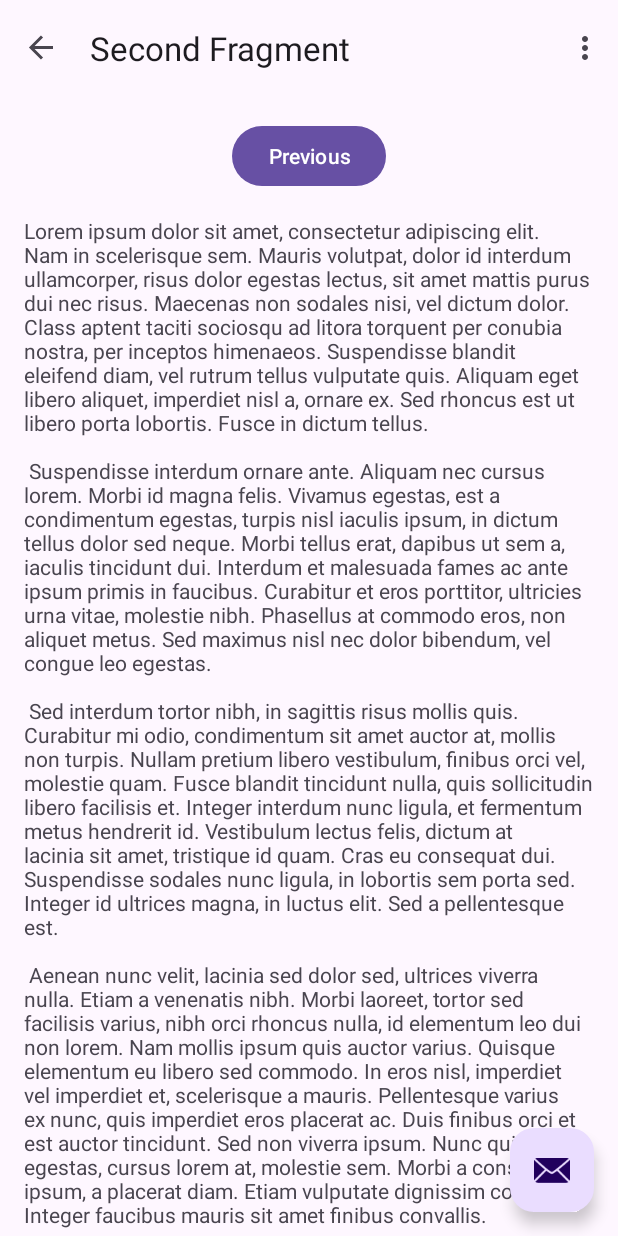
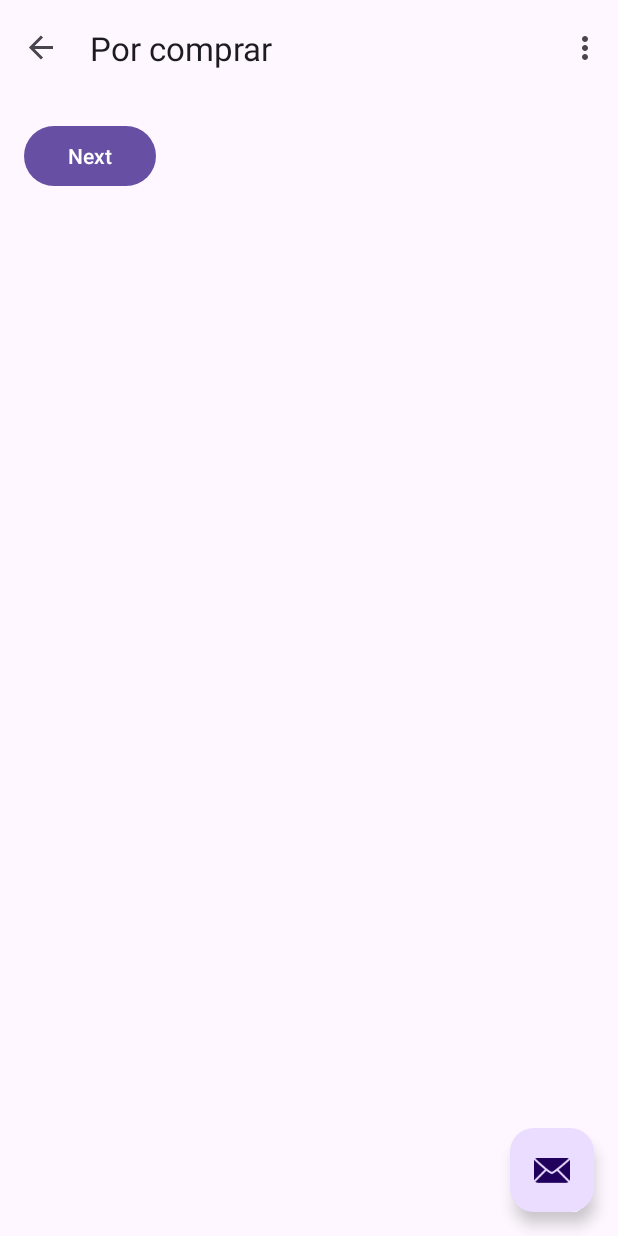
Before and after one commit to hilariarb/inventario-android, an Android app: the SecondFragment screen opened through its navigation route, on a phone screen of 412 x 824 dp. Run offline under Robolectric (Android 15) with nearby library versions, the phone set to English and light mode, and no system bars; our stand-ins replace Firebase (no records; nobody signed in at launch, a user with empty details on screens opened directly), navigation-ui.

Commit message:
mostrar en los dos fragmentos + navegacion

```diff
--- /dev/null
+++ b/app/src/main/java/com/example/inventario_android/FirstFragment.java
@@ -0,0 +1,106 @@
+package com.example.inventario_android;
+
+import android.os.Bundle;
+import android.util.Log;
+import android.view.LayoutInflater;
+import android.view.View;
+import android.view.ViewGroup;
+import android.widget.Toast;
+import androidx.annotation.NonNull;
+import androidx.fragment.app.Fragment;
+import androidx.navigation.fragment.NavHostFragment;
+import androidx.recyclerview.widget.LinearLayoutManager;
+import androidx.recyclerview.widget.RecyclerView;
+import com.example.inventario_android.conexion_bd.DB_Conexion;
+import com.example.inventario_android.conexion_bd.Producto;
+import com.example.inventario_android.databinding.FragmentFirstBinding;
+import com.google.firebase.firestore.FirebaseFirestore;
+
+import java.util.LinkedList;
+import java.util.List;
+
+public class FirstFragment extends Fragment {
+
+    private FragmentFirstBinding binding;
+    private static final String TAG = "INVENTARIO";
+    private FirebaseFirestore db;
+    private ProductoAdapter productoAdapter;
+
+    @Override
+    public View onCreateView(@NonNull LayoutInflater inflater, ViewGroup container, Bundle savedInstanceState) {
+        binding = FragmentFirstBinding.inflate(inflater, container, false);
+        db = DB_Conexion.crearConexion();
+        setupRecyclerView();
+
+        return binding.getRoot();
+    }
+
+    public void onViewCreated(@NonNull View view, Bundle savedInstanceState) {
+        super.onViewCreated(view, savedInstanceState);
+
+        binding.buttonInventario.setOnClickListener(v ->
+                NavHostFragment.findNavController(FirstFragment.this)
+                        .navigate(R.id.action_FirstFragment_to_SecondFragment));
+
+        // PRUEBA
+        //cargarTodos();
+
+        cargarInventario();
+    }
+
+    private void setupRecyclerView() {
+        RecyclerView recyclerView = binding.recyclerViewProductos;
+        productoAdapter = new ProductoAdapter();
+        recyclerView.setAdapter(productoAdapter);
+        recyclerView.setLayoutManager(new LinearLayoutManager(getContext()));
+    }
+
+    private void cargarTodos() {
+        DB_Conexion.getLista(db, new DB_Conexion.ListaCallback() {
+            @Override
+            public void onListaCargada(List<Producto> productos) {
+                Log.d(TAG, "Recibidos " + productos.size() + " items");
+                if (productoAdapter != null) {
+                    productoAdapter.setProductos(productos);
+                }
+                DB_Conexion.mostrar(productos);
+            }
+
+            @Override
+            public void onError(Exception e) {
+                Log.e(TAG, "Error al cargar la lista desde la db: ", e);
+                Toast.makeText(getContext(), "Error al cargar los datos", Toast.LENGTH_SHORT).show();
+            }
+        });
+    }
+
+    private void cargarInventario() {
+        List<Producto> aux = new LinkedList<>();
+        DB_Conexion.getLista(db, new DB_Conexion.ListaCallback() {
+            @Override
+            public void onListaCargada(List<Producto> productos) {
+                if (productoAdapter != null) {
+                    for (Producto prod : productos) {
+                        if (prod.isInventario()) {
+                            aux.add(prod);
+                        }
+                    }
+                    productoAdapter.setProductos(aux);
+                }
+                DB_Conexion.mostrar(aux);
+            }
+
+            @Override
+            public void onError(Exception e) {
+                Log.e(TAG, "Error al cargar la lista desde la db: ", e);
+                Toast.makeText(getContext(), "Error al cargar los datos", Toast.LENGTH_SHORT).show();
+            }
+        });
+    }
+
+    @Override
+    public void onDestroyView() {
+        super.onDestroyView();
+        binding = null;
+    }
+}
--- /dev/null
+++ b/app/src/main/java/com/example/inventario_android/ProductoAdapter.java
@@ -0,0 +1,60 @@
+package com.example.inventario_android;
+
+import android.view.LayoutInflater;
+import android.view.View;
+import android.view.ViewGroup;
+import android.widget.CheckBox;
+import android.widget.TextView;
+import androidx.annotation.NonNull;
+import androidx.recyclerview.widget.RecyclerView;
+import com.example.inventario_android.conexion_bd.Producto;
+import java.util.ArrayList;
+import java.util.List;
+
+public class ProductoAdapter extends RecyclerView.Adapter<ProductoAdapter.ProductoViewHolder> {
+
+    private List<Producto> productos = new ArrayList<>();
+
+    public static class ProductoViewHolder extends RecyclerView.ViewHolder {
+        TextView nombreTextView;
+        TextView descripcionTextView;
+        CheckBox inventarioCheckBox;
+        CheckBox porComprarCheckBox;
+
+        public ProductoViewHolder(@NonNull View itemView) {
+            super(itemView);
+            nombreTextView = itemView.findViewById(R.id.tv_nombre_producto);
+            descripcionTextView = itemView.findViewById(R.id.tv_descripcion_producto);
+            inventarioCheckBox = itemView.findViewById(R.id.cb_en_inventario);
+            porComprarCheckBox = itemView.findViewById(R.id.cb_por_comprar);
+        }
+    }
+
+    @NonNull
+    @Override
+    public ProductoViewHolder onCreateViewHolder(@NonNull ViewGroup parent, int viewType) {
+        View view = LayoutInflater.from(parent.getContext())
+                .inflate(R.layout.producto, parent, false);
+        return new ProductoViewHolder(view);
+    }
+
+    @Override
+    public void onBindViewHolder(@NonNull ProductoViewHolder holder, int position) {
+        Producto productoActual = productos.get(position);
+
+        holder.nombreTextView.setText(productoActual.getNombre());
+        holder.descripcionTextView.setText(productoActual.getDescripcion());
+        holder.inventarioCheckBox.setChecked(productoActual.isInventario());
+        holder.porComprarCheckBox.setChecked(productoActual.isPor_comprar());
+    }
+
+    @Override
+    public int getItemCount() {
+        return productos.size();
+    }
+
+    public void setProductos(List<Producto> nuevosProductos) {
+        this.productos = nuevosProductos;
+        notifyDataSetChanged();
+    }
+}
--- /dev/null
+++ b/app/src/main/java/com/example/inventario_android/SecondFragment.java
@@ -0,0 +1,85 @@
+package com.example.inventario_android;
+
+import android.os.Bundle;
+import android.util.Log;
+import android.view.LayoutInflater;
+import android.view.View;
+import android.view.ViewGroup;
+import android.widget.Toast;
+import androidx.annotation.NonNull;
+import androidx.fragment.app.Fragment;
+import androidx.navigation.fragment.NavHostFragment;
+import androidx.recyclerview.widget.LinearLayoutManager;
+import androidx.recyclerview.widget.RecyclerView;
+import com.example.inventario_android.conexion_bd.DB_Conexion;
+import com.example.inventario_android.conexion_bd.Producto;
+import com.example.inventario_android.databinding.FragmentFirstBinding;
+import com.example.inventario_android.databinding.FragmentSecondBinding;
+import com.google.firebase.firestore.FirebaseFirestore;
+
+import java.util.LinkedList;
+import java.util.List;
+
+public class SecondFragment extends Fragment {
+
+    private FragmentSecondBinding binding;
+    private static final String TAG = "POR COMPRAR";
+    private FirebaseFirestore db;
+    private ProductoAdapter productoAdapter;
+
+    @Override
+    public View onCreateView(@NonNull LayoutInflater inflater, ViewGroup container, Bundle savedInstanceState) {
+        binding = FragmentSecondBinding.inflate(inflater, container, false);
+        db = DB_Conexion.crearConexion();
+        setupRecyclerView();
+
+        return binding.getRoot();
+    }
+
+    public void onViewCreated(@NonNull View view, Bundle savedInstanceState) {
+        super.onViewCreated(view, savedInstanceState);
+
+        binding.buttonComprar.setOnClickListener(v ->
+                NavHostFragment.findNavController(SecondFragment.this)
+                        .navigate(R.id.action_SecondFragment_to_FirstFragment));
+
+        cargarCompra();
+    }
+
+    private void setupRecyclerView() {
+        RecyclerView recyclerView = binding.recyclerViewProductos;
+        productoAdapter = new ProductoAdapter();
+        recyclerView.setAdapter(productoAdapter);
+        recyclerView.setLayoutManager(new LinearLayoutManager(getContext()));
+    }
+
+    private void cargarCompra() {
+        List<Producto> aux = new LinkedList<>();
+        DB_Conexion.getLista(db, new DB_Conexion.ListaCallback() {
+            @Override
+            public void onListaCargada(List<Producto> productos) {
+                if (productoAdapter != null) {
+                    for (Producto prod : productos) {
+                        if (prod.isPor_comprar()) {
+                            aux.add(prod);
+                        }
+                    }
+                    productoAdapter.setProductos(aux);
+                }
+                DB_Conexion.mostrar(aux);
+            }
+
+            @Override
+            public void onError(Exception e) {
+                Log.e(TAG, "Error al cargar la lista desde la db: ", e);
+                Toast.makeText(getContext(), "Error al cargar los datos", Toast.LENGTH_SHORT).show();
+            }
+        });
+    }
+
+    @Override
+    public void onDestroyView() {
+        super.onDestroyView();
+        binding = null;
+    }
+}
--- a/app/src/main/java/com/example/inventario_android/conexion_bd/DB_Conexion.java
+++ b/app/src/main/java/com/example/inventario_android/conexion_bd/DB_Conexion.java
@@ -1,133 +1,81 @@
 package com.example.inventario_android.conexion_bd;
 
 import android.util.Log;
-
-import com.google.firebase.firestore.DocumentReference;
 import com.google.firebase.firestore.FirebaseFirestore;
 import com.google.firebase.firestore.QueryDocumentSnapshot;
-
-import java.util.HashMap;
+import com.google.firebase.firestore.QuerySnapshot;
 import java.util.LinkedList;
 import java.util.List;
-import java.util.Map;
 
 public class DB_Conexion {
-    private static final String TAG = "Conexion Firebase";
+    private static final String TAG = "CONEXION FIREBASE";
     private static final String COLECCION = "nombres";
+
+    public interface ListaCallback {
+        void onListaCargada(List<Producto> productos);
+        void onError(Exception e);
+    }
 
     public static FirebaseFirestore crearConexion(){
         return FirebaseFirestore.getInstance();
     }
     public static void cerrarConexion(FirebaseFirestore db){
-        if(db==null){
-            Log.d(TAG,"No se ha creado la conexión.");
-        }else{
-            db.terminate();
-            Log.d(TAG,"Conexión cerrada.");
+        if(db != null){
+            db.terminate().addOnCompleteListener(task -> Log.d(TAG, "Conexión cerrada"));
         }
     }
 
-    public static List<Producto> obtener(FirebaseFirestore db) {
-        LinkedList<Producto> datos = new LinkedList<>();
-
+    public static void getLista(FirebaseFirestore db, final ListaCallback callback) {
         db.collection(COLECCION)
                 .get()
                 .addOnCompleteListener(task -> {
                     if (task.isSuccessful()) {
-                        if (task.getResult().isEmpty()) {
-                            Log.d(TAG, "Colección vacía.");
-                            return;
+                        List<Producto> items = new LinkedList<>();
+                        QuerySnapshot querySnapshot = task.getResult();
+
+                        if (querySnapshot != null && !querySnapshot.isEmpty()) {
+                            for (QueryDocumentSnapshot document : querySnapshot) {
+                                Producto prod = crearProductoDesdeDocumento(document);
+                                if (prod != null) {
+                                    items.add(prod);
+                                }
+                            }
+                            Log.d(TAG, items.size() + " items.");
+                        } else {
+                            Log.d(TAG, "La colección vacia.");
                         }
-
-                        Log.d(TAG, "[ " + task.getResult().size() + " documentos obtenidos ]");
-
-                        for (QueryDocumentSnapshot document : task.getResult()) {
-                            Producto prod = crearProducto(document);
-                            if(prod!=null){
-                                datos.add(prod);
-                            }
-                        }
-
+                        callback.onListaCargada(items);
                     } else {
-                        Log.w(TAG, "ERROR al obtener documentos.", task.getException());
-                        return;
+                        Log.e(TAG, "Error al cargar la lista desde la db: ", task.getException());
+                        callback.onError(task.getException());
                     }
                 });
-        return datos;
     }
 
-    public static void crearDocumento(FirebaseFirestore db, Producto producto){
-        Map<String, Object> mapa = new HashMap<>();
-        String id = "";
-        mapa.put("nombre", producto.getNombre());
-        mapa.put("descripcion", producto.getDescripcion());
-        mapa.put("inventario", producto.isInventario());
-        mapa.put("por_comprar", producto.isPor_comprar());
-
-        /* ---- INSERTAR CON ID AUTOGENERADO
-        db.collection(COLECCION)
-                .add(mapa) // .add() crea un documento con un ID automático
-                .addOnSuccessListener(documentReference -> Log.d(TAG, "Documento creado con ID: " + documentReference.getId()))
-                .addOnFailureListener(e -> Log.w(TAG, "Error al crear documento", e));
-        */
-
-        // ----- INSERTAR CON ID PERSONALIZADO
-        db.collection(COLECCION)
-                .document(producto.getId())
-                .set(mapa)
-                .addOnSuccessListener(aVoid -> {
-                    Log.d(TAG, "Documento creado: " + producto.getId());
-                })
-                .addOnFailureListener(e -> Log.w(TAG, "Error al crear documento", e));
-    }
-
-    public static void actualizar(FirebaseFirestore db, Producto producto){
-        DocumentReference docu = db.collection(COLECCION).document(producto.getId());
-        if(producto.getId() == null || producto.getId().isEmpty()){
-            Log.e(TAG, "No se ha obtenido correctamente el producto de referencia. ID vacio o nulo");
-        }else{
-            Map<String, Object> updates = new HashMap<>();
-            updates.put("nombre", producto.getNombre());
-            updates.put("descripcion", producto.getDescripcion());
-            updates.put("inventario", producto.isInventario());
-            updates.put("por_comprar", producto.isPor_comprar());docu.update(updates)
-                    .addOnSuccessListener(aVoid -> Log.d(TAG, "Documento ID=" + producto.getId()
-                            + " actualizado."))
-                    .addOnFailureListener(e -> Log.w(TAG, "Error al actualizar documento", e));
+    private static Producto crearProductoDesdeDocumento(QueryDocumentSnapshot docu){
+        try {
+            return new Producto(
+                    docu.getId(),
+                    docu.getString("nombre"),
+                    docu.getString("descripcion"),
+                    docu.getBoolean("inventario"),
+                    docu.getBoolean("por_comprar")
+            );
+        } catch (Exception e) {
+            Log.e(TAG, "Error al parsear documento " + docu.getId(), e);
+            return null;
         }
     }
 
-    public static void eliminar(FirebaseFirestore db, Producto producto){
-        if (producto.getId() == null || producto.getId().isEmpty()) {
-            Log.e(TAG, "No se ha obtenido correctamente el producto de referencia. ID vacio o nulo");
+    public static void mostrar(List<Producto> datos){
+        if (datos == null || datos.isEmpty()) {
+            Log.d(TAG, "No hay datos para mostrar.");
             return;
         }
-
-        db.collection(COLECCION).document(producto.getId()).delete()
-                .addOnSuccessListener(aVoid ->
-                        Log.d(TAG, "Documento " + producto.getId() + " eliminado."))
-                .addOnFailureListener(e -> Log.w(TAG, "Error al eliminar documento", e));
-    }
-
-
-    private static Producto crearProducto(QueryDocumentSnapshot docu){
-        Producto producto = null;
-        Log.d(TAG, "Documento: " + docu.getId() + ": " + docu.getData());
-        if(!docu.getData().isEmpty()){
-            producto = new Producto( docu.getId(),
-                    docu.getData().get("nombre").toString(),
-                    docu.getData().get("descripcion").toString(),
-                    Boolean.parseBoolean(docu.getData().get("inventario").toString()),
-                    Boolean.parseBoolean(docu.getData().get("por_comprar").toString()));
-
+        Log.d(TAG, "--- " + datos.size() + " productos ---");
+        for (Producto prod : datos) {
+            Log.d(TAG, "\\__ " + prod.toString());
         }
-        //Log.d(TAG, "Producto: " + producto.toString());
-        return producto;
-    }
-
-    public static void mostrar(List<Producto> datos){
-        for (Producto prod : datos) {
-            Log.d(TAG, "\\_" + prod.toString());
-        }
+        Log.d(TAG, "---------------------------");
     }
 }
--- a/app/src/main/java/com/example/inventario_android/fragments/FirstFragment.java
+++ /dev/null
@@ -1,108 +0,0 @@
-package com.example.inventario_android.fragments;
-
-import android.os.Bundle;
-import android.util.Log;
-import android.view.LayoutInflater;
-import android.view.View;
-import android.view.ViewGroup;
-
-import androidx.annotation.NonNull;
-import androidx.fragment.app.Fragment;
-import androidx.navigation.fragment.NavHostFragment;
-
-import com.example.inventario_android.R;
-import com.example.inventario_android.conexion_bd.DB_Conexion;
-import com.example.inventario_android.conexion_bd.Producto;
-import com.example.inventario_android.databinding.FragmentFirstBinding;
-import com.google.firebase.firestore.FirebaseFirestore;
-import com.google.firebase.firestore.QueryDocumentSnapshot;
-
-import java.util.List;
-
-public class FirstFragment extends Fragment {
-    // Prueba 2
-    private FragmentFirstBinding binding;
-    private static final String TAG = "FirstFragment";
-    private FirebaseFirestore db;
-
-    @Override
-    public View onCreateView(
-            @NonNull LayoutInflater inflater, ViewGroup container,
-            Bundle savedInstanceState
-    ) {
-
-        binding = FragmentFirstBinding.inflate(inflater, container, false);
-        db = DB_Conexion.crearConexion();
-        return binding.getRoot();
-    }
-
-    public void onViewCreated(@NonNull View view, Bundle savedInstanceState) {
-        super.onViewCreated(view, savedInstanceState);
-
-        binding.buttonFirst.setOnClickListener(v ->
-                NavHostFragment.findNavController(FirstFragment.this)
-                        .navigate(R.id.action_FirstFragment_to_SecondFragment)
-        );
-
-        // ----------------   METODOS DE PRUEBA DE BACKEND, BORRAR ---------------
-        prueba_GET();
-        prueba_INSERT();
-        prueba_UPDATE();
-        prueba_DELETE();
-        // -----------------------------------------------------------------------
-    }
-
-    @Override
-    public void onDestroyView() {
-        DB_Conexion.cerrarConexion(db);
-        super.onDestroyView();
-        binding = null;
-    }
-//----------------------------------------------------------------------------------
-    //              Métodos de prueba back-end
-
-    public void prueba_GET() {
-        Log.d(TAG, "PRUEBA GET");
-        // GET lista
-        DB_Conexion.mostrar(
-                DB_Conexion.obtener(db));
-        Log.d(TAG, "--------------");
-    }
-
-    public void prueba_INSERT(){
-        Log.d(TAG, "PRUEBA INSERT");
-        Producto nuevo = new Producto("prueba_id",
-                "prueba_nombre",
-                "prueba_descr",
-                false, false);
-
-        DB_Conexion.crearDocumento(db, nuevo);
-        prueba_GET();
-        Log.d(TAG, "--------------");
-    }
-
-    public void prueba_UPDATE(){
-        Log.d(TAG, "PRUEBA UPDATE");
-        Producto nuevo = new Producto("prueba_id",
-                "prueba_actualizada",
-                "prueba descr actualizada",
-                true, true);
-
-        DB_Conexion.actualizar(db, nuevo);
-        prueba_GET();
-        Log.d(TAG, "--------------");
-    }
-
-    public void prueba_DELETE(){
-        Log.d(TAG, "PRUEBA DELETE");
-        Producto nuevo = new Producto("prueba_id",
-                "prueba",
-                "prueba_descr",
-                false, true);
-
-        DB_Conexion.eliminar(db, nuevo);
-        prueba_GET();
-        Log.d(TAG, "--------------");
-    }
-
-}
--- a/app/src/main/java/com/example/inventario_android/fragments/SecondFragment.java
+++ /dev/null
@@ -1,45 +0,0 @@
-package com.example.inventario_android.fragments;
-
-import android.os.Bundle;
-import android.view.LayoutInflater;
-import android.view.View;
-import android.view.ViewGroup;
-
-import androidx.annotation.NonNull;
-import androidx.fragment.app.Fragment;
-import androidx.navigation.fragment.NavHostFragment;
-
-import com.example.inventario_android.R;
-import com.example.inventario_android.databinding.FragmentSecondBinding;
-
-public class SecondFragment extends Fragment {
-
-    private FragmentSecondBinding binding;
-
-    @Override
-    public View onCreateView(
-            @NonNull LayoutInflater inflater, ViewGroup container,
-            Bundle savedInstanceState
-    ) {
-
-        binding = FragmentSecondBinding.inflate(inflater, container, false);
-        return binding.getRoot();
-
-    }
-
-    public void onViewCreated(@NonNull View view, Bundle savedInstanceState) {
-        super.onViewCreated(view, savedInstanceState);
-
-        binding.buttonSecond.setOnClickListener(v ->
-                NavHostFragment.findNavController(SecondFragment.this)
-                        .navigate(R.id.action_SecondFragment_to_FirstFragment)
-        );
-    }
-
-    @Override
-    public void onDestroyView() {
-        super.onDestroyView();
-        binding = null;
-    }
-
-}
--- a/app/src/main/res/layout/fragment_second.xml
+++ b/app/src/main/res/layout/fragment_second.xml
@@ -4,32 +4,44 @@
     xmlns:tools="http://schemas.android.com/tools"
     android:layout_width="match_parent"
     android:layout_height="match_parent"
-    tools:context=".fragments.SecondFragment">
+    tools:context=".SecondFragment">
 
     <androidx.constraintlayout.widget.ConstraintLayout
         android:layout_width="match_parent"
         android:layout_height="match_parent"
         android:padding="16dp">
 
+        <androidx.recyclerview.widget.RecyclerView
+            android:id="@+id/recycler_view_productos"
+            android:layout_width="fill_parent"
+            android:layout_height="fill_parent"
+            app:layout_constraintTop_toBottomOf="@id/button_comprar"
+            app:layout_constraintBottom_toBottomOf="parent"
+            app:layout_constraintStart_toStartOf="parent"
+            app:layout_constraintEnd_toEndOf="parent" />
+
         <Button
-            android:id="@+id/button_second"
+            android:id="@+id/button_comprar"
             android:layout_width="wrap_content"
             android:layout_height="wrap_content"
-            android:text="@string/previous"
-            app:layout_constraintBottom_toTopOf="@id/textview_second"
+            android:text="@string/next"
+            app:layout_constraintBottom_toTopOf="@id/textview_comprar"
             app:layout_constraintEnd_toEndOf="parent"
+            app:layout_constraintHorizontal_bias="0.0"
             app:layout_constraintStart_toStartOf="parent"
             app:layout_constraintTop_toTopOf="parent" />
 
         <TextView
-            android:id="@+id/textview_second"
+            android:id="@+id/textview_comprar"
             android:layout_width="wrap_content"
             android:layout_height="wrap_content"
             android:layout_marginTop="16dp"
-            android:text="@string/lorem_ipsum"
             app:layout_constraintBottom_toBottomOf="parent"
             app:layout_constraintEnd_toEndOf="parent"
+            app:layout_constraintHorizontal_bias="0.498"
             app:layout_constraintStart_toStartOf="parent"
-            app:layout_constraintTop_toBottomOf="@id/button_second" />
+            app:layout_constraintTop_toBottomOf="@id/button_comprar" />
+        <!--android:text="@string/lorem_ipsum"-->
+
     </androidx.constraintlayout.widget.ConstraintLayout>
 </androidx.core.widget.NestedScrollView>
--- a/app/src/main/res/navigation/nav_graph.xml
+++ b/app/src/main/res/navigation/nav_graph.xml
@@ -7,7 +7,7 @@
 
     <fragment
         android:id="@+id/FirstFragment"
-        android:name="com.example.inventario_android.fragments.FirstFragment"
+        android:name="com.example.inventario_android.FirstFragment"
         android:label="@string/first_fragment_label"
         tools:layout="@layout/fragment_first">
 
@@ -17,7 +17,7 @@
     </fragment>
     <fragment
         android:id="@+id/SecondFragment"
-        android:name="com.example.inventario_android.fragments.SecondFragment"
+        android:name="com.example.inventario_android.SecondFragment"
         android:label="@string/second_fragment_label"
         tools:layout="@layout/fragment_second">
 
--- a/app/src/main/res/values/strings.xml
+++ b/app/src/main/res/values/strings.xml
@@ -2,11 +2,12 @@
     <string name="app_name">inventario-android</string>
     <string name="action_settings">Settings</string>
     <!-- Strings used for fragments for navigation -->
-    <string name="first_fragment_label">First Fragment</string>
-    <string name="second_fragment_label">Second Fragment</string>
+    <string name="first_fragment_label">Inventario</string>
+    <string name="second_fragment_label">Por comprar</string>
     <string name="next">Next</string>
     <string name="previous">Previous</string>
-
+    <string name="inventario">En inventario</string>
+    <string name="comprar">Por comprar</string>
     <string name="lorem_ipsum">
         Lorem ipsum dolor sit amet, consectetur adipiscing elit. Nam in scelerisque sem. Mauris
         volutpat, dolor id interdum ullamcorper, risus dolor egestas lectus, sit amet mattis purus
```
Also changed, not shown: app/src/main/res/layout/fragment_first.xml (+17 -14 lines), app/src/main/res/layout/producto.xml (added, +63 -0 lines).
